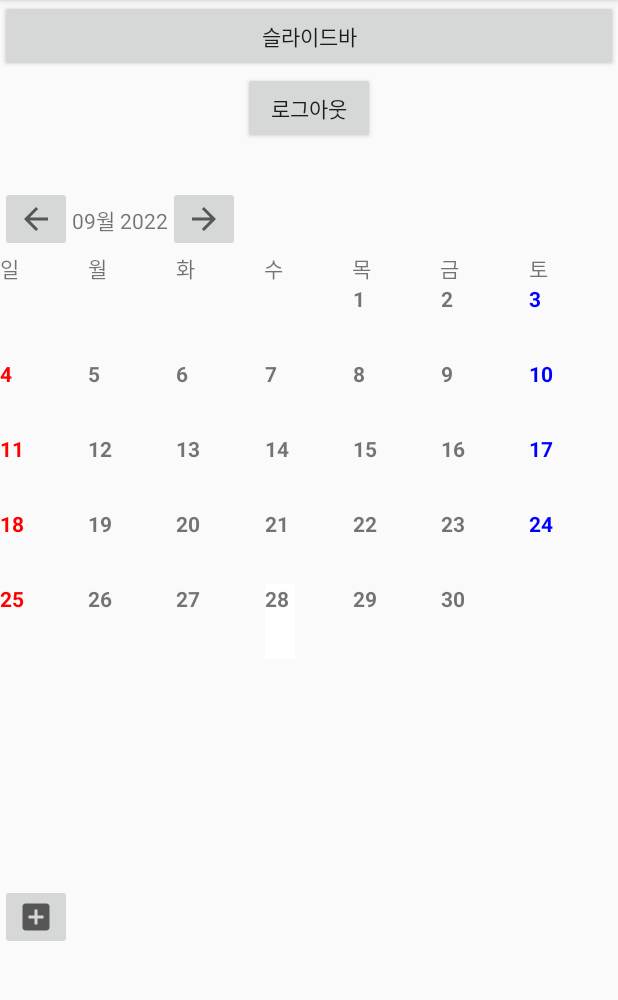
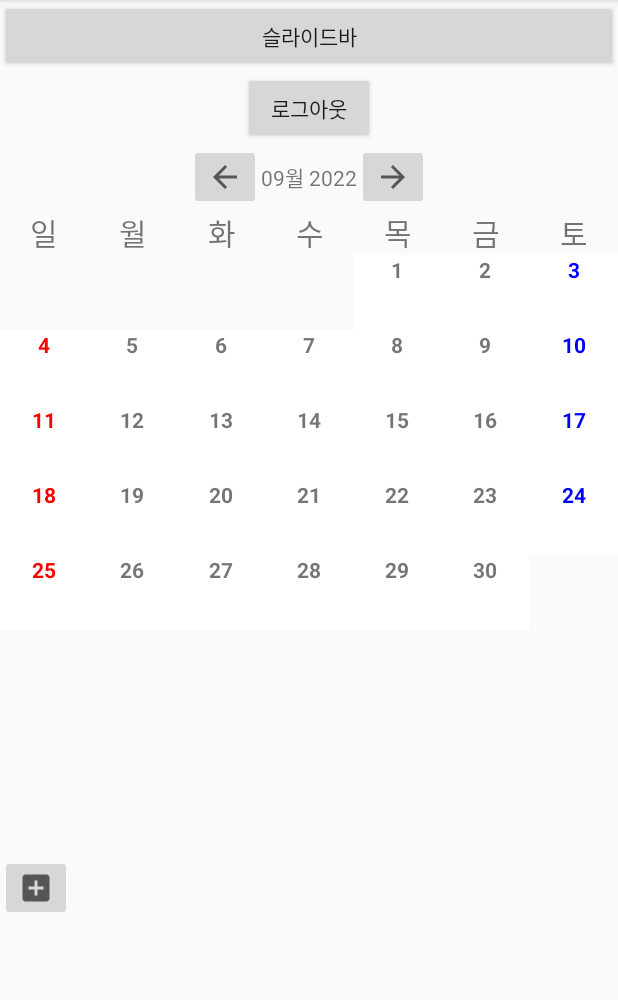
Before and after one commit to JIYUN1578/Share_calendar, an Android app: the MainActivity screen opened directly, with no data from a screen before it, on a phone screen of 412 x 824 dp, the part 84-1084 px from its top. Run offline under Robolectric (Android 15) with nearby library versions, the phone set to English and light mode, and no system bars; our stand-ins replace Firebase (no records; nobody signed in at launch, a user with empty details on screens opened directly).

Commit message:
[20220928 전지윤] 달력 정렬맞춤

```diff
--- a/app/src/main/java/ort/techtown/share_calendar/CalendarAdapter.java
+++ b/app/src/main/java/ort/techtown/share_calendar/CalendarAdapter.java
@@ -43,7 +43,9 @@ public class CalendarAdapter extends RecyclerView.Adapter<CalendarAdapter.Calend
 
             if(day.equals(CalendarUtil.today)){
                 holder.parentView.setBackgroundColor(Color.LTGRAY);
-                Log.d("todaycolor","바뀌긴 했네용 근데 좆버그 난거지 이제");
+            }
+            else{
+                holder.parentView.setBackgroundColor(Color.BLACK);
             }
 
             ///텍스트 색상 지정 (토, 일)
--- a/app/src/main/res/layout/activity_main.xml
+++ b/app/src/main/res/layout/activity_main.xml
@@ -34,6 +34,7 @@
            >
 
            <LinearLayout
+               android:gravity="center"
                android:layout_width="match_parent"
                android:layout_height="wrap_content"
                android:orientation="horizontal">
@@ -42,20 +43,17 @@
                    android:id="@+id/btn_frontmonth"
                    android:layout_width="wrap_content"
                    android:layout_height="wrap_content"
-                   android:layout_marginTop="28dp"
                    android:src="@drawable/ic_baseline_arrow_back_24" />
                <TextView
                    android:id="@+id/tv_month_year"
                    android:layout_width="wrap_content"
                    android:layout_height="wrap_content"
-                   android:layout_marginTop="40dp"
                    android:text="몇년 몇월" />
 
                <ImageButton
                    android:id="@+id/btn_nextmonth"
                    android:layout_width="wrap_content"
                    android:layout_height="wrap_content"
-                   android:layout_marginTop="28dp"
                    android:src="@drawable/ic_baseline_arrow_forward_24" />
 
 
@@ -67,46 +65,60 @@
                android:orientation="horizontal">
 
                <TextView
+                   android:textSize="20dp"
+                   android:gravity="center"
                    android:layout_weight="1"
-               android:layout_width="wrap_content"
-               android:layout_height="wrap_content"
-               android:text="일" />
+                   android:layout_width="match_parent"
+                   android:layout_height="wrap_content"
+                   android:text="일" />
 
                <TextView
+                   android:textSize="20dp"
+                   android:gravity="center"
                    android:layout_weight="1"
-                   android:layout_width="wrap_content"
+                   android:layout_width="match_parent"
                    android:layout_height="wrap_content"
                    android:text="월"/>
 
                <TextView
+                   android:textSize="20dp"
+                   android:gravity="center"
                    android:layout_weight="1"
                    android:id="@+id/tv_tuesday"
-                   android:layout_width="wrap_content"
+                   android:layout_width="match_parent"
                    android:layout_height="wrap_content"
                    android:text="화"/>
 
                <TextView
+                   android:textSize="20dp"
+                   android:gravity="center"
                    android:layout_weight="1"
-                   android:layout_width="wrap_content"
+                   android:layout_width="match_parent"
                    android:layout_height="wrap_content"
                    android:text="수"
                     />
 
                <TextView
+                   android:textSize="20dp"
+                   android:gravity="center"
                    android:layout_weight="1"
-                   android:layout_width="wrap_content"
+                   android:layout_width="match_parent"
                    android:layout_height="wrap_content"
                    android:text="목"/>
 
                <TextView
+                   android:textSize="20dp"
+                   android:gravity="center"
                    android:layout_weight="1"
-                   android:layout_width="wrap_content"
+                   android:layout_width="match_parent"
                    android:layout_height="wrap_content"
                    android:text="금" />
 
                <TextView
+                   android:textSize="20dp"
+                   android:gravity="center"
                    android:layout_weight="1"
-                   android:layout_width="wrap_content"
+                   android:layout_width="match_parent"
                    android:layout_height="wrap_content"
                    android:text="토" />
 
--- a/app/src/main/res/layout/calendar_cell.xml
+++ b/app/src/main/res/layout/calendar_cell.xml
@@ -4,15 +4,17 @@
     android:id="@+id/parent_view"
     android:backgroundTint="@color/white"
     xmlns:tools="http://schemas.android.com/tools"
-    android:layout_width="20dp"
+    android:layout_width="match_parent"
     android:layout_height="50dp">
 
     <TextView
+        android:id="@+id/tv_day"
         android:layout_width="wrap_content"
         android:layout_height="wrap_content"
+        android:gravity="center"
         android:text="1"
         android:textStyle="bold"
-        android:id="@+id/tv_day"
+        app:layout_constraintEnd_toEndOf="parent"
         app:layout_constraintStart_toStartOf="parent"
         app:layout_constraintTop_toTopOf="parent" />
 
```
